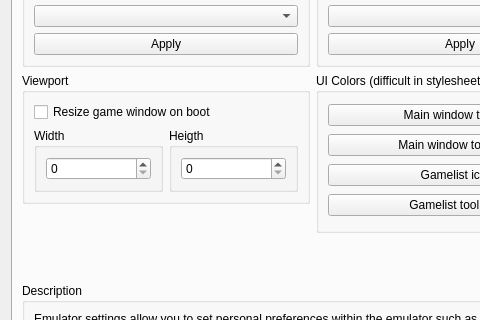
Qt form rpcs3/rpcs3qt/settings_dialog.ui (RPCS3/rpcs3) before a commit; both pictures show x 0 to 480 and y 221 to 541 of the 626 by 651 pixel window.
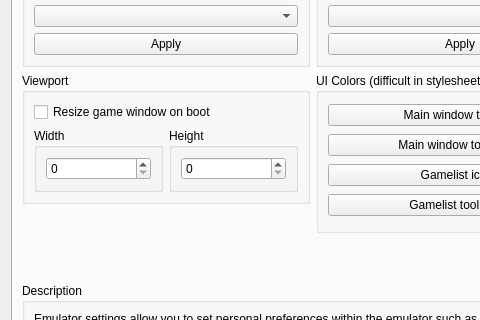
The same form after that commit. The open tabs and pages were chosen to show the change. Icons and pictures are not drawn.

Commit message:
Correct typo
No classes or names or any of that poop are being changed here, only a text string.

```diff
--- a/rpcs3/rpcs3qt/settings_dialog.ui
+++ b/rpcs3/rpcs3qt/settings_dialog.ui
@@ -1192,7 +1192,7 @@
                  <item>
                   <widget class="QGroupBox" name="groupBox_5">
                    <property name="title">
-                    <string>Heigth</string>
+                    <string>Height</string>
                    </property>
                    <layout class="QVBoxLayout" name="verticalLayout_48">
                     <item>
```
